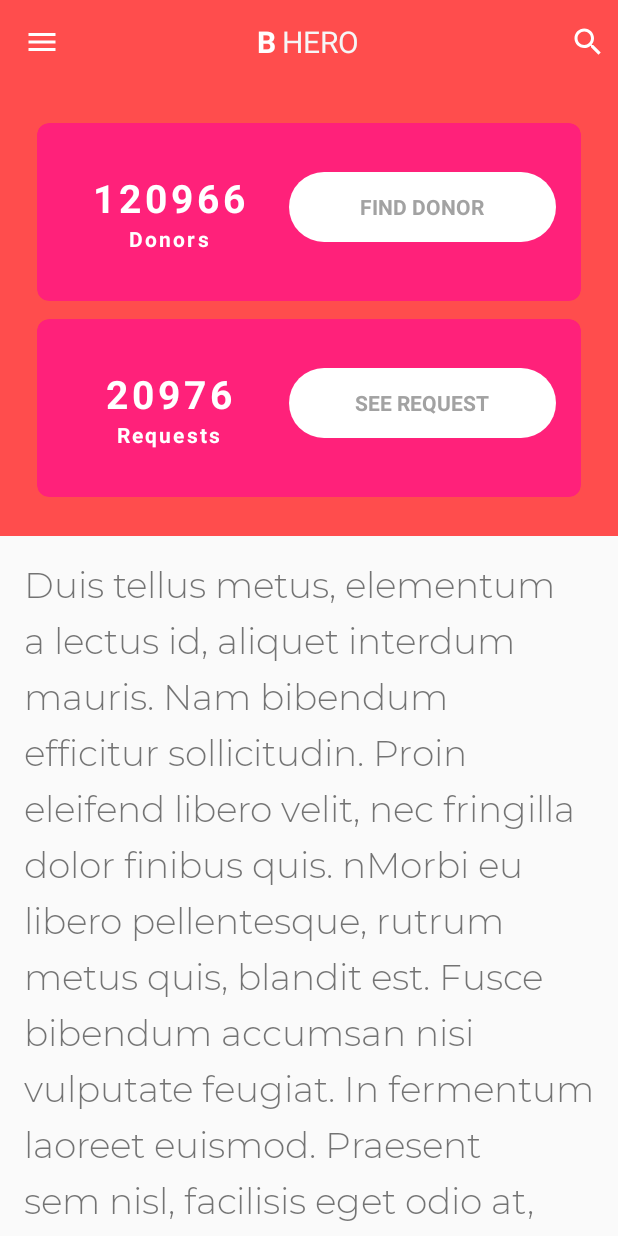
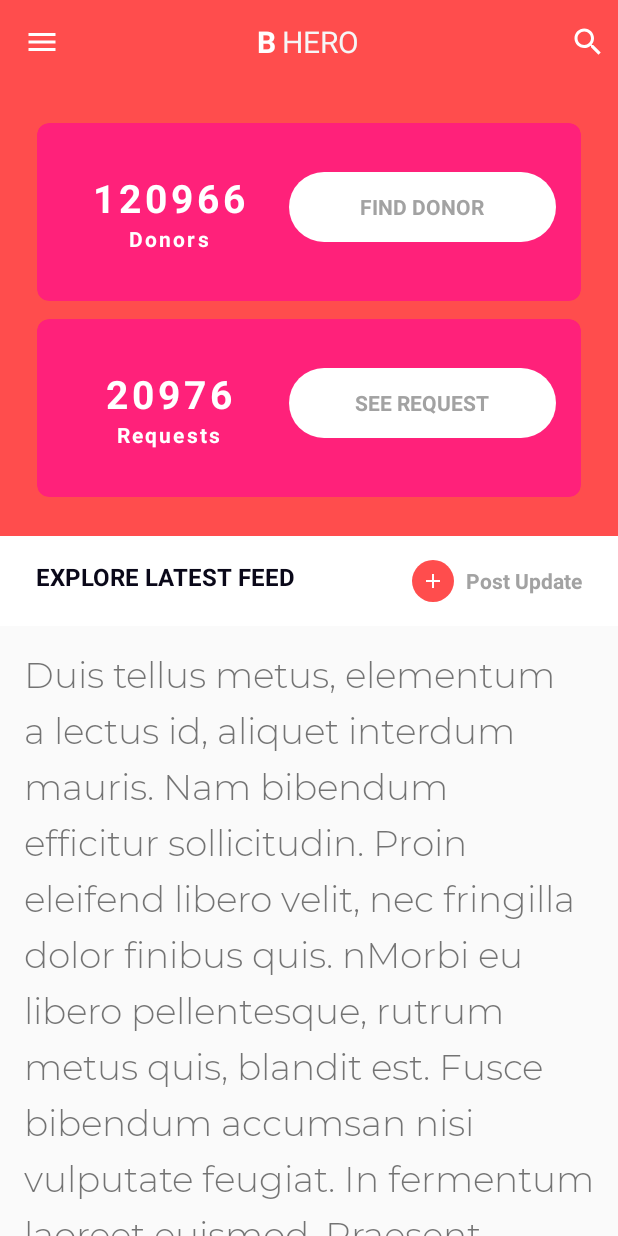
Before and after one commit to Animesh-Barai/be_a_hero, an Android app: the screen it shows after launch (ActivityHome), on a phone screen of 412 x 824 dp. Run offline under Robolectric (Android 15) with nearby library versions, the phone set to English and light mode, and no system bars; our stand-ins replace data binding.

Commit message:
home activity UI title layout finished

```diff
--- a/app/src/main/java/com/be_a_hero/app/activities/ActivityRegister.java
+++ b/app/src/main/java/com/be_a_hero/app/activities/ActivityRegister.java
@@ -1,16 +1,10 @@
 package com.be_a_hero.app.activities;
 
 import android.annotation.SuppressLint;
-import android.app.Activity;
 import android.content.Context;
 import android.content.Intent;
 import android.databinding.DataBindingUtil;
-import android.graphics.Color;
-import android.os.Build;
 import android.os.Bundle;
-import android.view.View;
-import android.view.Window;
-import android.view.WindowManager;
 
 import com.be_a_hero.app.R;
 import com.be_a_hero.app.data.Tools;
--- a/app/src/main/java/com/be_a_hero/app/activities/ActivityWelcomeScreen.java
+++ b/app/src/main/java/com/be_a_hero/app/activities/ActivityWelcomeScreen.java
@@ -3,7 +3,6 @@ package com.be_a_hero.app.activities;
 import android.content.Context;
 import android.content.Intent;
 import android.databinding.DataBindingUtil;
-import android.os.Build;
 import android.os.Bundle;
 import android.support.annotation.NonNull;
 import android.support.v4.view.PagerAdapter;
--- a/app/src/main/java/com/be_a_hero/app/data/Tools.java
+++ b/app/src/main/java/com/be_a_hero/app/data/Tools.java
@@ -11,7 +11,6 @@ import android.view.Window;
 import android.view.WindowManager;
 
 import com.be_a_hero.app.R;
-import com.be_a_hero.app.activities.ActivityRegister;
 
 public class Tools {
     private static float getAPIVersison() {
--- /dev/null
+++ b/app/src/main/res/drawable-anydpi/ic_add.xml
@@ -0,0 +1,10 @@
+<vector xmlns:android="http://schemas.android.com/apk/res/android"
+    android:width="24dp"
+    android:height="24dp"
+    android:viewportWidth="24"
+    android:viewportHeight="24"
+    android:tint="#FFFFFF">
+    <path
+        android:fillColor="#FF000000"
+        android:pathData="M19,13h-6v6h-2v-6H5v-2h6V5h2v6h6v2z"/>
+</vector>
--- a/app/src/main/res/layout/home_content.xml
+++ b/app/src/main/res/layout/home_content.xml
@@ -2,7 +2,7 @@
 <layout xmlns:android="http://schemas.android.com/apk/res/android"
     xmlns:app="http://schemas.android.com/apk/res-auto"
     xmlns:tools="http://schemas.android.com/tools"
-    tools:ignore="ContentDescription,MissingPrefix,TooDeepLayout,HardcodedText,RtlSymmetry,TextFields,UselessLeaf,UnusedAttribute">
+    tools:ignore="ContentDescription,MissingPrefix,UseCompoundDrawables,TooDeepLayout,HardcodedText,RtlSymmetry,TextFields,UselessLeaf,UnusedAttribute">
 
     <android.support.design.widget.CoordinatorLayout
         android:layout_width="match_parent"
@@ -31,8 +31,7 @@
                     android:layout_height="wrap_content"
                     app:layout_collapseMode="none"
                     android:fitsSystemWindows="true"
-                    android:layout_marginLeft="@dimen/spacing_mlarge"
-                    android:layout_marginRight="@dimen/spacing_mlarge">
+                    android:layout_margin="@dimen/spacing_mlarge">
 
                     <android.support.v7.widget.CardView
                         android:id="@+id/donors_card_view"
@@ -43,8 +42,7 @@
                         android:layout_alignParentTop="true"
                         app:contentPadding="@dimen/spacing_large"
                         app:cardBackgroundColor="@color/colorAccent"
-                        app:cardCornerRadius="@dimen/spacing_mmiddle"
-                        android:layout_marginTop="@dimen/spacing_mlarge">
+                        app:cardCornerRadius="@dimen/spacing_mmiddle">
 
                         <LinearLayout
                             android:layout_width="match_parent"
@@ -193,11 +191,68 @@
 
             </android.support.design.widget.CollapsingToolbarLayout>
 
-            <View
+            <RelativeLayout
+                android:id="@+id/home_title_layout"
                 android:layout_width="match_parent"
-                android:layout_height="@dimen/spacing_mlarge"
+                android:layout_height="wrap_content"
                 android:layout_gravity="bottom"
-                android:background="@android:color/transparent"/>
+                android:orientation="horizontal"
+                android:padding="@dimen/spacing_large"
+                android:background="@android:color/white">
+
+                <TextView
+                    android:id="@+id/explore_text_view"
+                    android:layout_width="match_parent"
+                    android:layout_height="wrap_content"
+                    android:textSize="16sp"
+                    android:textStyle="bold"
+                    android:textAllCaps="true"
+                    android:text="Explore Latest Feed"
+                    android:layout_alignParentLeft="true"
+                    android:layout_alignParentStart="true"
+                    android:textColor="@color/be_hero_dark"
+                    app:fontFamily="@fonts/montserrat_bold"
+                    android:layout_marginLeft="@dimen/spacing_mmiddle"
+                    android:layout_marginStart="@dimen/spacing_mmiddle" />
+
+                <com.be_a_hero.app.widget.MaterialRippleLayout
+                    android:layout_width="wrap_content"
+                    android:layout_height="wrap_content"
+                    style="@style/RippleStyleBlack"
+                    android:layout_alignParentEnd="true"
+                    android:layout_alignParentRight="true">
+
+                    <LinearLayout
+                        android:layout_width="wrap_content"
+                        android:layout_height="wrap_content"
+                        android:gravity="center"
+                        android:orientation="horizontal">
+
+                        <ImageView
+                            android:id="@+id/post_update_image_view"
+                            android:layout_width="28dp"
+                            android:layout_height="28dp"
+                            app:srcCompat="@drawable/ic_add"
+                            android:padding="@dimen/space_6"
+                            android:background="@drawable/bg_circle" />
+
+                        <TextView
+                            android:id="@+id/post_update_text_view"
+                            android:layout_width="wrap_content"
+                            android:layout_height="wrap_content"
+                            android:textStyle="bold"
+                            android:text="Post Update"
+                            app:fontFamily="@fonts/montserrat_bold"
+                            android:textColor="@color/be_hero_dark_grey"
+                            android:layout_marginLeft="@dimen/spacing_mmiddle"
+                            android:layout_marginRight="@dimen/spacing_mmiddle"
+                            android:background="@drawable/round_white_button_bg"/>
+
+                    </LinearLayout>
+
+                </com.be_a_hero.app.widget.MaterialRippleLayout>
+
+            </RelativeLayout>
 
         </android.support.design.widget.AppBarLayout>
 
```
Also changed, not shown: app/src/main/res/drawable-hdpi/ic_add.png (added), app/src/main/res/drawable-mdpi/ic_add.png (added), app/src/main/res/drawable-xhdpi/ic_add.png (added), app/src/main/res/drawable-xxhdpi/ic_add.png (added).
